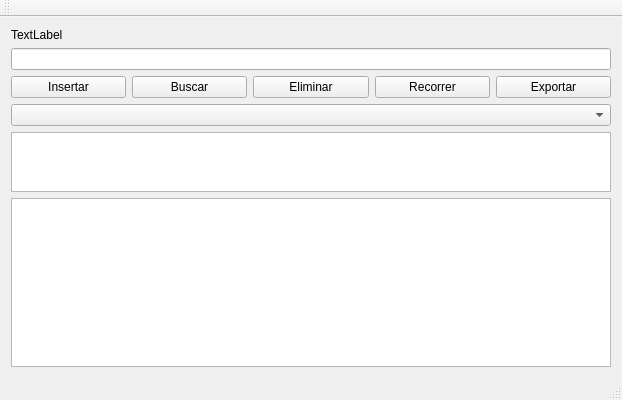
The window that Rutas/main/TreeView.ui (AndresMora04/Rutas) describes before a commit, drawn with Qt 5.
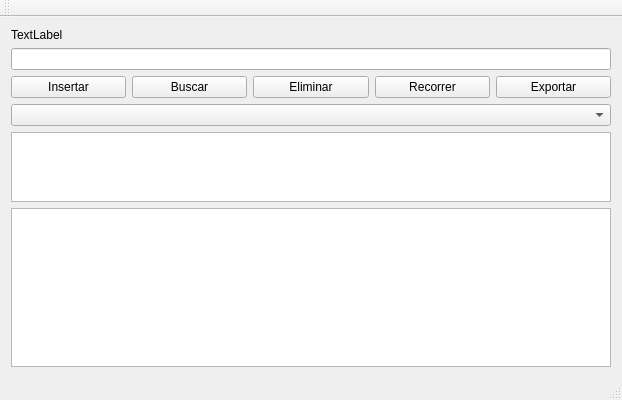
The same window after the commit.

```diff
--- a/Rutas/main/TreeView.ui
+++ b/Rutas/main/TreeView.ui
@@ -72,7 +72,7 @@
       <property name="maximumSize">
        <size>
         <width>16777215</width>
-        <height>60</height>
+        <height>100</height>
        </size>
       </property>
      </widget>
```
